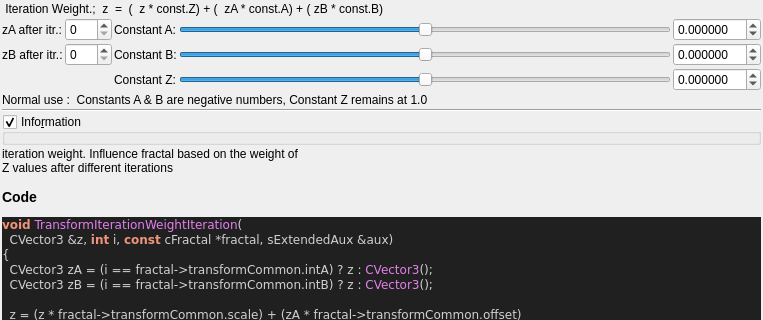
Before: the Qt Designer form mandelbulber2/qt_data/fractal_transf_iteration_weight.ui in buddhi1980/mandelbulber2, drawn with Qt 5; both pictures show x 0 to 763 and y 0 to 320 of the 763 by 522 pixel window.
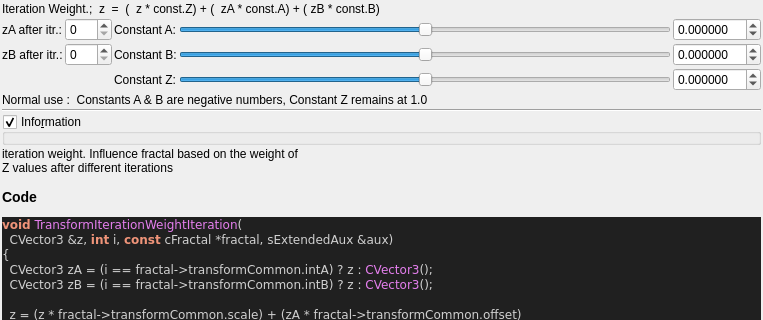
After: the same form once the commit is applied. Custom widgets are drawn as their Qt base class.

The edit to the form file:
```diff
--- a/mandelbulber2/qt_data/fractal_transf_iteration_weight.ui
+++ b/mandelbulber2/qt_data/fractal_transf_iteration_weight.ui
@@ -32,7 +32,7 @@
    <item>
     <widget class="QLabel" name="label_78">
      <property name="text">
-      <string> Iteration Weight.;  z  =  (  z * const.Z) + (  zA * const.A) + ( zB * const.B)</string>
+      <string>Iteration Weight.;  z  =  (  z * const.Z) + (  zA * const.A) + ( zB * const.B)</string>
      </property>
     </widget>
    </item>
```
